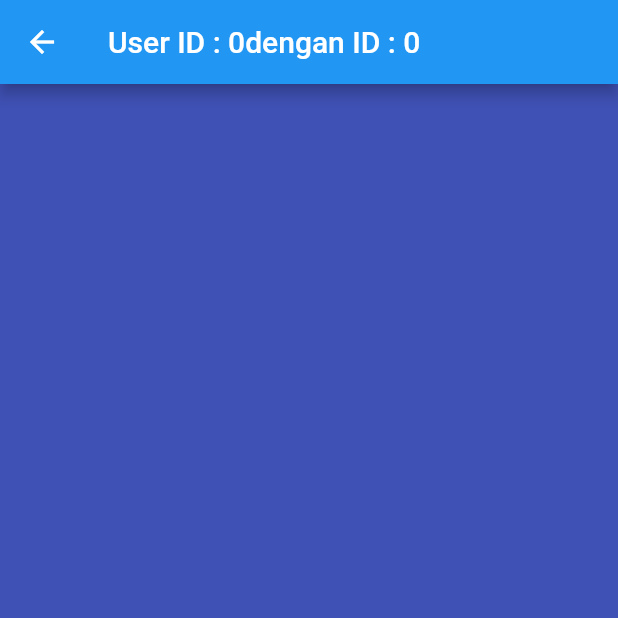
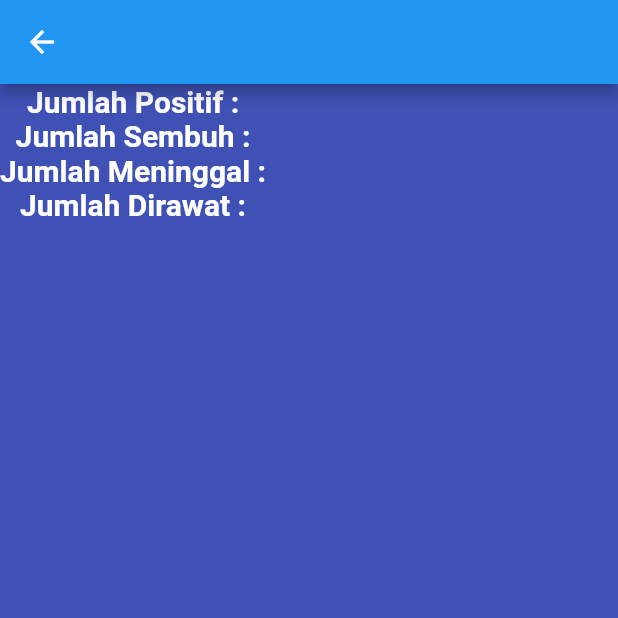
Before and after one commit to naulyvirya/get_api, a Flutter app: the DetailPost screen opened directly with empty values, on a phone screen of 412 x 824 dp, the top half of it. Run offline on Flutter 3.47's test engine with Material 2 defaults, Android fonts, the phone set to English and light mode, and no system bars; network calls fail.

Commit message:
Get data API KawalCorona

```diff
--- a/lib/detail_post.dart
+++ b/lib/detail_post.dart
@@ -3,34 +3,55 @@ import 'package:flutter/material.dart';
 class DetailPost extends StatelessWidget {
   const DetailPost({
     Key key,
-    @required this.userId,
-    @required this.id,
-    @required this.title,
-    @required this.body,
+    @required this.name,
+    @required this.positif,
+    @required this.sembuh,
+    @required this.meninggal,
+    @required this.dirawat,
   }) : super(key: key);
 
-  final int userId;
-  final int id;
-  final String title;
-  final String body;
+  final String name;
+  final String positif;
+  final String sembuh;
+  final String meninggal;
+  final String dirawat;
 
   @override
   Widget build(BuildContext context) {
     return Scaffold(
       backgroundColor: Colors.indigo,
       appBar: AppBar(
-        title: Text(
-            'User ID : ' + userId.toString() + 'dengan ID : ' + id.toString()),
+        title: Text(name),
       ),
       body: Container(
         child: Column(
           children: [
-            Text(title),
-            SizedBox(
-              height: 10,
+            Text(
+              'Jumlah Positif : ' + positif,
+              style: TextStyle(
+                color: Colors.white,
+                fontSize: 20,
+                fontWeight: FontWeight.bold,
+              ),
             ),
             Text(
-              body,
+              'Jumlah Sembuh : ' + sembuh,
+              style: TextStyle(
+                color: Colors.white,
+                fontSize: 20,
+                fontWeight: FontWeight.bold,
+              ),
+            ),
+            Text(
+              'Jumlah Meninggal : ' + meninggal,
+              style: TextStyle(
+                color: Colors.white,
+                fontSize: 20,
+                fontWeight: FontWeight.bold,
+              ),
+            ),
+            Text(
+              'Jumlah Dirawat : ' + dirawat,
               style: TextStyle(
                 color: Colors.white,
                 fontSize: 20,
--- a/lib/get_post_model.dart
+++ b/lib/get_post_model.dart
@@ -1,23 +1,26 @@
 import 'package:flutter/foundation.dart';
 
 class Post {
-  final int userId;
-  final int id;
-  final String title;
-  final String body;
+  final String name;
+  final String positif;
+  final String sembuh;
+  final String meninggal;
+  final String dirawat;
 
   Post(
-      {@required this.userId,
-      @required this.id,
-      @required this.title,
-      @required this.body});
+      {@required this.name,
+      @required this.positif,
+      @required this.sembuh,
+      @required this.meninggal,
+      @required this.dirawat});
 
   factory Post.fromJson(Map<String, dynamic> json) {
     return Post(
-      userId: json['userId'] as int,
-      id: json['id'] as int,
-      title: json['title'] as String,
-      body: json['body'] as String,
+      name: json['name'] as String,
+      positif: json['positif'] as String,
+      sembuh: json['sembuh'] as String,
+      meninggal: json['meninggal'] as String,
+      dirawat: json['dirawat'] as String,
     );
   }
 }
--- a/lib/post_page.dart
+++ b/lib/post_page.dart
@@ -35,7 +35,7 @@ class PostPage extends StatelessWidget {
                           children: [
                             Container(
                               child: Text(
-                                dataPost[index].title,
+                                dataPost[index].name,
                                 maxLines: 2,
                                 softWrap: true,
                                 overflow: TextOverflow.ellipsis,
@@ -50,10 +50,11 @@ class PostPage extends StatelessWidget {
                                     Navigator.of(context)
                                         .push(MaterialPageRoute(
                                       builder: (context) => DetailPost(
-                                        id: dataPost[index].id,
-                                        userId: dataPost[index].userId,
-                                        title: dataPost[index].title,
-                                        body: dataPost[index].body,
+                                        name: dataPost[index].name,
+                                        positif: dataPost[index].positif,
+                                        sembuh: dataPost[index].sembuh,
+                                        meninggal: dataPost[index].meninggal,
+                                        dirawat: dataPost[index].dirawat,
                                       ),
                                     ));
                                   },
@@ -62,7 +63,7 @@ class PostPage extends StatelessWidget {
                                     child: Container(
                                       width: 80,
                                       height: 30,
-                                      color: Colors.yellow,
+                                      color: Colors.green,
                                       child: Center(
                                         child: Text('Lihat Detail'),
                                       ),
```
Also changed, not shown: lib/get_post.dart (+4 -4 lines).
